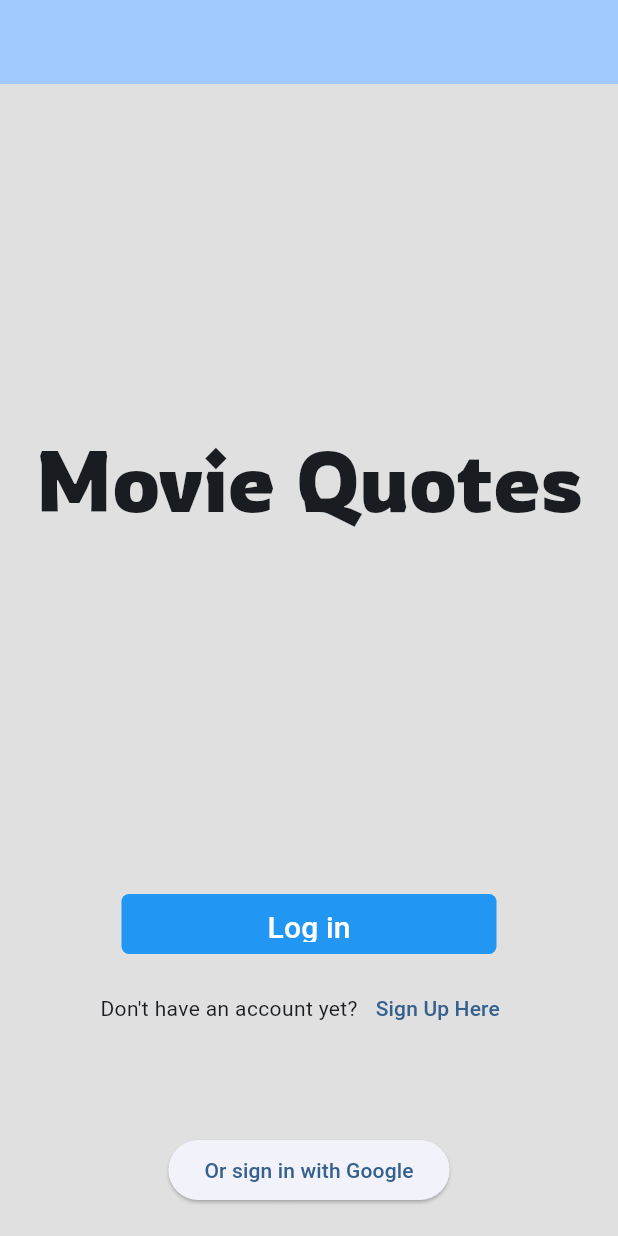
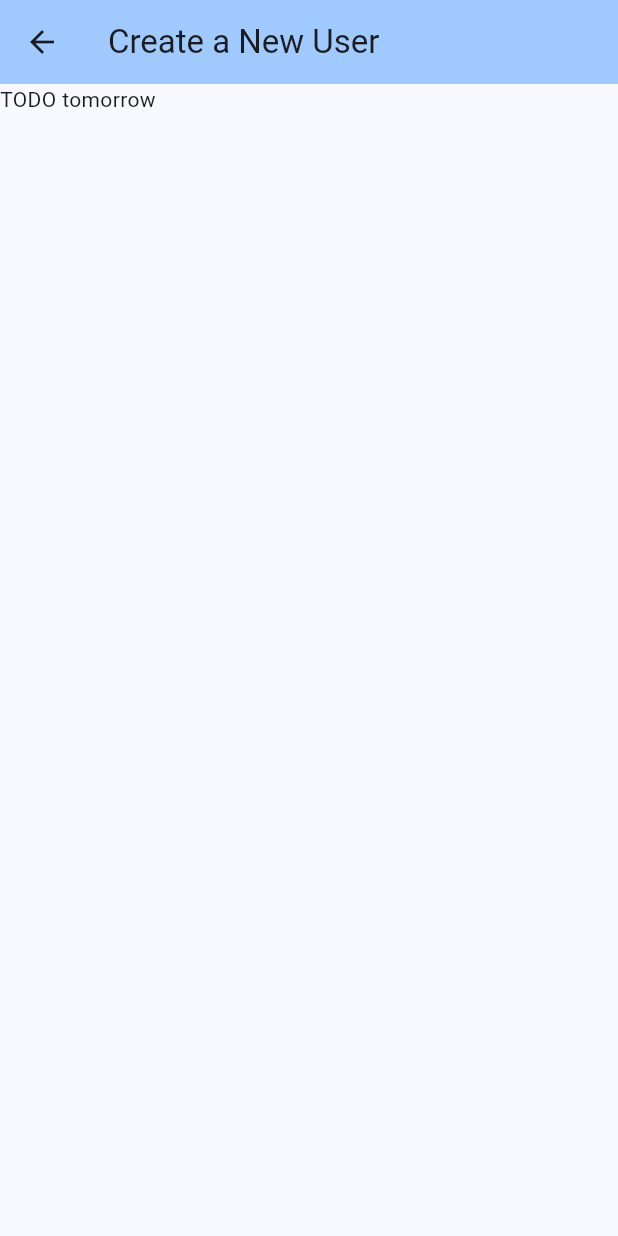
Before and after one commit to CSSE480-Fisher-Fall-2024-2025/MovieQuotes, a Flutter app: the screen it shows after launch, after a tap on "Sign Up Here", on a phone screen of 412 x 824 dp. Run offline on Flutter 3.47's test engine with Material 3 defaults, Android fonts, the phone set to English and light mode, and no system bars; our stand-ins replace cloud_firestore, firebase_core, firebase_ui_firestore; accounts and stored records are empty.

Commit message:
progress on DIY Email Password UI

```diff
--- /dev/null
+++ b/moviequotes/lib/pages/email_password_auth_page.dart
@@ -0,0 +1,27 @@
+import 'package:flutter/foundation.dart';
+import 'package:flutter/material.dart';
+
+class EmailPasswordAuthPage extends StatefulWidget {
+  final bool isNewUser;
+  const EmailPasswordAuthPage({
+    required this.isNewUser,
+    super.key,
+  });
+
+  @override
+  State<EmailPasswordAuthPage> createState() => _EmailPasswordAuthPageState();
+}
+
+class _EmailPasswordAuthPageState extends State<EmailPasswordAuthPage> {
+  @override
+  Widget build(BuildContext context) {
+    return Scaffold(
+      appBar: AppBar(
+        backgroundColor: Theme.of(context).colorScheme.inversePrimary,
+        title: Text(
+            widget.isNewUser ? "Create a New User" : "Log in an Existing User"),
+      ),
+      body: Text("TODO tomorrow"),
+    );
+  }
+}
--- a/moviequotes/lib/pages/login_front_page.dart
+++ b/moviequotes/lib/pages/login_front_page.dart
@@ -1,6 +1,7 @@
 import 'package:flutter/foundation.dart';
 import 'package:flutter/material.dart';
 import 'package:moviequotes/components/square_button.dart';
+import 'package:moviequotes/pages/email_password_auth_page.dart';
 
 class LoginFrontPage extends StatefulWidget {
   const LoginFrontPage({super.key});
@@ -33,7 +34,12 @@ class _LoginFrontPageState extends State<LoginFrontPage> {
           SquareButton(
             displayText: "Log in",
             onPressCallback: () {
-              print("TODO: Show the Log in existing user page!");
+              Navigator.of(context).push(
+                MaterialPageRoute(
+                  builder: (context) =>
+                      const EmailPasswordAuthPage(isNewUser: false),
+                ),
+              );
             },
           ),
           Row(
@@ -42,7 +48,12 @@ class _LoginFrontPageState extends State<LoginFrontPage> {
               const Text("Don't have an account yet?"),
               TextButton(
                 onPressed: () {
-                  print("TODO: Show the Create account page!");
+                  Navigator.of(context).push(
+                    MaterialPageRoute(
+                      builder: (context) =>
+                          const EmailPasswordAuthPage(isNewUser: true),
+                    ),
+                  );
                 },
                 child: const Text("Sign Up Here"),
               ),
```
